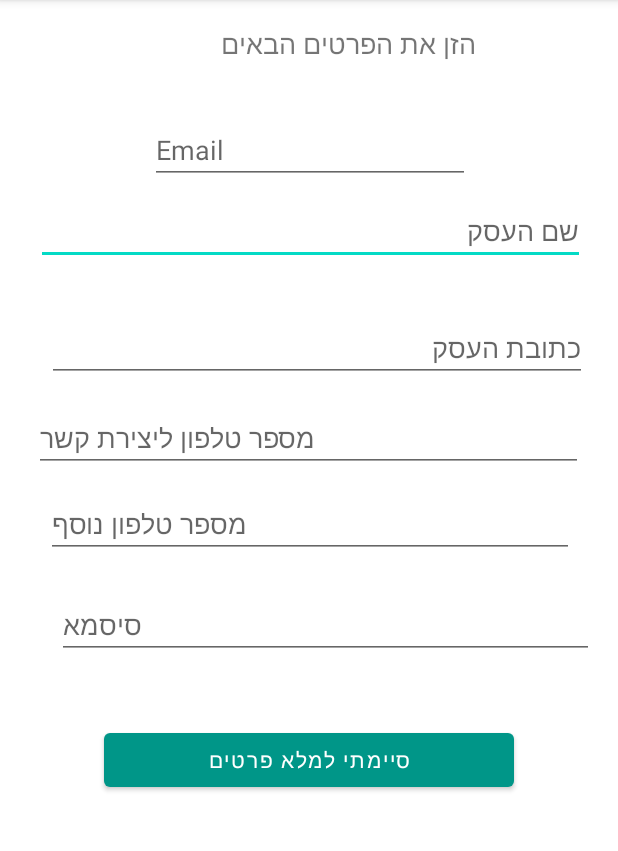
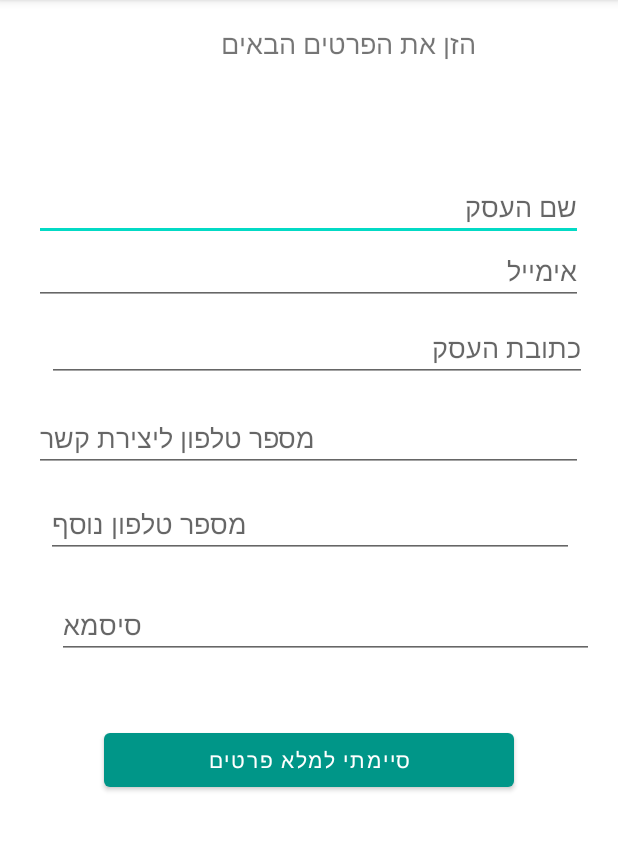
Before and after one commit to FDelivery/business-app, an Android app: the RegisterNewBusiness screen opened directly, with no data from a screen before it, on a phone screen of 412 x 824 dp, the part 84-935 px from its top. Run offline under Robolectric (Android 15) with nearby library versions, the phone set to English and light mode, and no system bars.

```diff
--- a/app/src/main/java/com/project/fdelivery/RegisterNewBusiness.java
+++ b/app/src/main/java/com/project/fdelivery/RegisterNewBusiness.java
@@ -18,23 +18,22 @@ import retrofit2.Response;
 
 public class RegisterNewBusiness extends AppCompatActivity {
 
-    private EditText BusinessName, PasswordEt, Address, Phone2, Phone1;
-    Button Create;
+    private EditText BusinessName, PasswordEt, Address, Phone2, Phone1, EmailEt;
+    private Button Create;
     RetrofitInterface rtfBase;
-    TextView EmailEt;
 
     @Override
     protected void onCreate(Bundle savedInstanceState) {
 
         super.onCreate(savedInstanceState);
         setContentView(R.layout.activity_register_new_business);
-        BusinessName = (EditText)findViewById(R.id.Name);
-        PasswordEt = (EditText)findViewById(R.id.Password);
-        Address = (EditText)findViewById(R.id.Adress);
+        BusinessName = (EditText)findViewById(R.id.BusinessName);
+        PasswordEt = (EditText)findViewById(R.id.PasswordEt);
+        Address = (EditText)findViewById(R.id.Address);
         Phone2 = (EditText)findViewById(R.id.Phone2);
         Phone1 = (EditText)findViewById(R.id.Phone1);
         Create=(Button)findViewById(R.id.Update);
-        EmailEt = findViewById(R.id.RegEmail);
+        EmailEt = findViewById(R.id.EmailEt);
 
 
         Create.setOnClickListener((v) -> {
--- a/app/src/main/res/layout/activity_register_new_business.xml
+++ b/app/src/main/res/layout/activity_register_new_business.xml
@@ -8,7 +8,7 @@
 
 
     <EditText
-        android:id="@+id/Name"
+        android:id="@+id/BusinessName"
         android:layout_width="366dp"
         android:layout_height="38dp"
         android:ems="10"
@@ -16,13 +16,13 @@
         android:inputType="textPersonName"
         app:layout_constraintBottom_toBottomOf="parent"
         app:layout_constraintEnd_toEndOf="parent"
-        app:layout_constraintHorizontal_bias="0.517"
+        app:layout_constraintHorizontal_bias="0.488"
         app:layout_constraintStart_toStartOf="parent"
         app:layout_constraintTop_toTopOf="parent"
-        app:layout_constraintVertical_bias="0.19" />
+        app:layout_constraintVertical_bias="0.168" />
 
     <EditText
-        android:id="@+id/Adress"
+        android:id="@+id/Address"
         android:layout_width="360dp"
         android:layout_height="42dp"
         android:ems="10"
@@ -36,7 +36,7 @@
         app:layout_constraintVertical_bias="0.293" />
 
     <EditText
-        android:id="@+id/Password"
+        android:id="@+id/PasswordEt"
         android:layout_width="358dp"
         android:layout_height="45dp"
         android:ems="10"
@@ -104,16 +104,17 @@
         app:layout_constraintVertical_bias="0.67" />
 
     <EditText
-        android:id="@+id/RegEmail"
-        android:layout_width="wrap_content"
-        android:layout_height="wrap_content"
-        android:layout_marginStart="100dp"
-        android:layout_marginLeft="100dp"
-        android:layout_marginBottom="16dp"
+        android:id="@+id/EmailEt"
+        android:layout_width="366dp"
+        android:layout_height="40dp"
         android:ems="10"
-        android:hint="Email"
+        android:hint="אימייל"
         android:inputType="textEmailAddress"
-        app:layout_constraintBottom_toTopOf="@+id/Name"
-        app:layout_constraintStart_toStartOf="parent" />
+        app:layout_constraintBottom_toBottomOf="parent"
+        app:layout_constraintEnd_toEndOf="parent"
+        app:layout_constraintHorizontal_bias="0.488"
+        app:layout_constraintStart_toStartOf="parent"
+        app:layout_constraintTop_toTopOf="parent"
+        app:layout_constraintVertical_bias="0.224" />
 
 </androidx.constraintlayout.widget.ConstraintLayout>
```
Also changed, not shown: app/build.gradle (+8 -0 lines), app/src/main/AndroidManifest.xml (+6 -6 lines), app/src/main/java/com/project/fdelivery/BusinessMain.java (+4 -13 lines), app/src/main/java/com/project/fdelivery/FillDetailsBusiness.java (deleted, +0 -92 lines), app/src/main/java/com/project/fdelivery/MainActivity.java (+74 -15 lines), app/src/main/java/com/project/fdelivery/MainActivity2.java (deleted, +0 -14 lines), app/src/main/res/drawable/ic_baseline_account_circle_24.xml (added, +10 -0 lines), app/src/main/res/drawable/ic_baseline_email_24.xml (added, +10 -0 lines), app/src/main/res/drawable/ic_baseline_exit_to_app_24.xml (added, +10 -0 lines), app/src/main/res/layout/activity_business_main.xml (+36 -3 lines), app/src/main/res/layout/activity_fill_detailes.xml (deleted, +0 -73 lines), app/src/main/res/layout/activity_main.xml (+64 -2 lines), app/src/main/res/layout/activity_main2.xml (deleted, +0 -50 lines), app/src/main/res/layout/nav_header.xml (+11 -15 lines), 1 more files, 1 other file.
